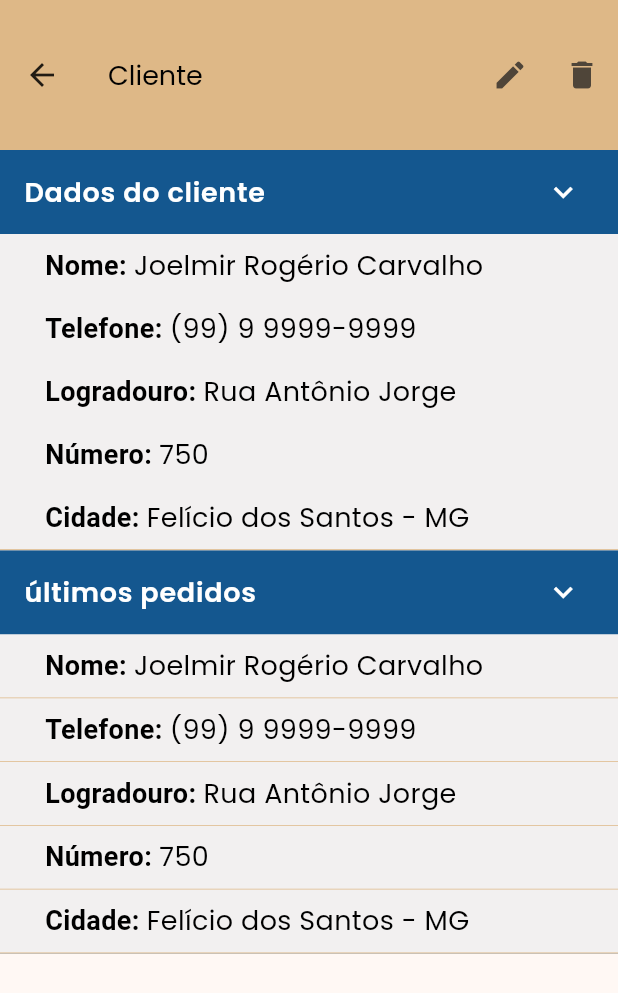
After one commit to Jo-Analyst/js-budget, a Flutter app: the ClientListPage screen opened by its route, after a tap on "João", on a phone screen of 412 x 824 dp. The commit adds this screen. Shown: the top 993 px of the screen. Run offline on Flutter 3.47's test engine with Material 3 defaults, Android fonts, the phone set to English and light mode, and no system bars; our stand-ins replace animated_text_kit, font_awesome_flutter, mask_text_input_formatter, sqflite; accounts and stored records are empty.

Commit message:
criando detalhes do cliente

```diff
--- a/lib/main.dart
+++ b/lib/main.dart
@@ -1,5 +1,6 @@
 import 'package:flutter/material.dart';
 import 'package:js_budget/src/app/app.dart';
+import 'package:js_budget/src/pages/client/client_detail_page.dart';
 import 'package:js_budget/src/pages/client/client_registration_page.dart';
 import 'package:js_budget/src/pages/client/clients_list_page.dart';
 import 'package:js_budget/src/pages/home/budget_details/budget_details_page.dart';
@@ -28,6 +29,7 @@ class MyApp extends StatelessWidget {
         RouterPage.summary: (_) => const SummaryPage(),
         RouterPage.clients: (_) => const ClientListPage(),
         RouterPage.registerClients: (_) => const ClientRegistrationPage(),
+        RouterPage.clientDetail: (_) => const ClientDetailPage(),
       },
     );
   }
--- /dev/null
+++ b/lib/src/pages/client/client_detail_page.dart
@@ -0,0 +1,108 @@
+import 'package:flutter/material.dart';
+import 'package:js_budget/src/pages/client/widgets/row_data_widget.dart';
+import 'package:js_budget/src/pages/menu/widgets/custom_expansion_tile.dart';
+import 'package:js_budget/src/themes/light_theme.dart';
+
+class ClientDetailPage extends StatelessWidget {
+  const ClientDetailPage({super.key});
+
+  @override
+  Widget build(BuildContext context) {
+    return Scaffold(
+      appBar: AppBar(
+        title: const Text('Cliente'),
+        actions: [
+          IconButton(
+            tooltip: 'Editar',
+            onPressed: () {},
+            icon: const Icon(
+              Icons.edit,
+            ),
+          ),
+          IconButton(
+            tooltip: 'Excluir',
+            onPressed: () {},
+            icon: const Icon(
+              Icons.delete,
+            ),
+          ),
+        ],
+      ),
+      body: const SingleChildScrollView(
+        child: Column(
+          crossAxisAlignment: CrossAxisAlignment.stretch,
+          children: [
+            CustomExpansionTileWidget(
+              color: Color.fromARGB(255, 20, 87, 143),
+              iconColor: Colors.white,
+              titleColor: Colors.white,
+              initiallyExpanded: true,
+              title: "Dados do cliente",
+              children: [
+                Column(
+                  crossAxisAlignment: CrossAxisAlignment.start,
+                  children: [
+                    RowDataWidget(
+                      title: "Nome",
+                      text: 'Joelmir Rogério Carvalho',
+                    ),
+                    RowDataWidget(
+                      title: "Telefone",
+                      text: '(99) 9 9999-9999',
+                    ),
+                    RowDataWidget(
+                      title: "Logradouro",
+                      text: 'Rua Antônio Jorge',
+                    ),
+                    RowDataWidget(
+                      title: "Número",
+                      text: '750',
+                    ),
+                    RowDataWidget(
+                      title: "Cidade",
+                      text: 'Felício dos Santos - MG',
+                    ),
+                  ],
+                ),
+              ],
+            ),
+            Column(
+              crossAxisAlignment: CrossAxisAlignment.start,
+              children: [
+                CustomExpansionTileWidget(
+                  color: Color.fromARGB(255, 20, 87, 143),
+                  iconColor: Colors.white,
+                  titleColor: Colors.white,
+                  initiallyExpanded: true,
+                  title: 'últimos pedidos',
+                  children: [
+                    RowDataWidget(
+                      title: "Nome",
+                      text: 'Joelmir Rogério Carvalho',
+                    ),
+                    RowDataWidget(
+                      title: "Telefone",
+                      text: '(99) 9 9999-9999',
+                    ),
+                    RowDataWidget(
+                      title: "Logradouro",
+                      text: 'Rua Antônio Jorge',
+                    ),
+                    RowDataWidget(
+                      title: "Número",
+                      text: '750',
+                    ),
+                    RowDataWidget(
+                      title: "Cidade",
+                      text: 'Felício dos Santos - MG',
+                    ),
+                  ],
+                ),
+              ],
+            )
+          ],
+        ),
+      ),
+    );
+  }
+}
--- /dev/null
+++ b/lib/src/pages/client/client_form_controller.dart
@@ -0,0 +1,20 @@
+import 'package:flutter/material.dart';
+import 'package:js_budget/src/pages/client/client_registration_page.dart';
+
+mixin ClientFormController on State<ClientRegistrationPage> {
+  final nameEC = TextEditingController();
+  final phoneEC = TextEditingController();
+  final streetAddressEC = TextEditingController();
+  final numberAddressEC = TextEditingController();
+  final cityEC = TextEditingController();
+  final stateEC = TextEditingController();
+
+  void disposeForm() {
+    nameEC.dispose();
+    phoneEC.dispose();
+    streetAddressEC.dispose();
+    numberAddressEC.dispose();
+    cityEC.dispose();
+    stateEC.dispose();
+  }
+}
--- a/lib/src/pages/client/client_registration_page.dart
+++ b/lib/src/pages/client/client_registration_page.dart
@@ -1,11 +1,24 @@
 import 'package:flutter/material.dart';
 import 'package:flutter/services.dart';
+import 'package:js_budget/src/pages/client/client_form_controller.dart';
 import 'package:js_budget/src/themes/light_theme.dart';
 import 'package:js_budget/src/utils/upper_case_text_formatter.dart';
 import 'package:mask_text_input_formatter/mask_text_input_formatter.dart';
 
-class ClientRegistrationPage extends StatelessWidget {
+class ClientRegistrationPage extends StatefulWidget {
   const ClientRegistrationPage({super.key});
+
+  @override
+  State<ClientRegistrationPage> createState() => _ClientRegistrationPageState();
+}
+
+class _ClientRegistrationPageState extends State<ClientRegistrationPage>
+    with ClientFormController {
+  @override
+  void dispose() {
+    super.dispose();
+    disposeForm();
+  }
 
   @override
   Widget build(BuildContext context) {
@@ -20,6 +33,7 @@ class ClientRegistrationPage extends StatelessWidget {
             crossAxisAlignment: CrossAxisAlignment.stretch,
             children: [
               TextFormField(
+                controller: nameEC,
                 onTapOutside: (_) => FocusScope.of(context).unfocus(),
                 keyboardType: TextInputType.name,
                 maxLength: 100,
@@ -32,6 +46,7 @@ class ClientRegistrationPage extends StatelessWidget {
                 ],
               ),
               TextFormField(
+                controller: phoneEC,
                 onTapOutside: (_) => FocusScope.of(context).unfocus(),
                 keyboardType: TextInputType.phone,
                 decoration: const InputDecoration(labelText: 'Seu telefone'),
@@ -44,6 +59,7 @@ class ClientRegistrationPage extends StatelessWidget {
                   Expanded(
                     flex: 3,
                     child: TextFormField(
+                      controller: streetAddressEC,
                       onTapOutside: (_) => FocusScope.of(context).unfocus(),
                       maxLength: 100,
                       keyboardType: TextInputType.streetAddress,
@@ -55,6 +71,7 @@ class ClientRegistrationPage extends StatelessWidget {
                   Expanded(
                     flex: 1,
                     child: TextFormField(
+                      controller: numberAddressEC,
                       onTapOutside: (_) => FocusScope.of(context).unfocus(),
                       maxLength: 20,
                       keyboardType: TextInputType.number,
@@ -69,6 +86,7 @@ class ClientRegistrationPage extends StatelessWidget {
                   Expanded(
                     flex: 3,
                     child: TextFormField(
+                      controller: cityEC,
                       onTapOutside: (_) => FocusScope.of(context).unfocus(),
                       maxLength: 100,
                       decoration: const InputDecoration(labelText: 'Cidade'),
@@ -78,6 +96,7 @@ class ClientRegistrationPage extends StatelessWidget {
                   Expanded(
                     flex: 1,
                     child: TextFormField(
+                      controller: stateEC,
                       onTapOutside: (_) => FocusScope.of(context).unfocus(),
                       maxLength: 2,
                       inputFormatters: [UpperCaseTextFormatter()],
--- a/lib/src/pages/client/clients_list_page.dart
+++ b/lib/src/pages/client/clients_list_page.dart
@@ -188,7 +188,9 @@ class _ClientListPageState extends State<ClientListPage> {
                                 color: theme.colorScheme.primary,
                               ),
                             ),
-                            onPressed: () {},
+                            onPressed: () {
+                              Navigator.pushNamed(context, '/register-client');
+                            },
                             icon: const Icon(
                               Icons.add,
                               color: Colors.black,
@@ -207,9 +209,22 @@ class _ClientListPageState extends State<ClientListPage> {
                         .map((client) => Column(
                               children: [
                                 ListTile(
+                                  splashColor: Colors.transparent,
+                                  onTap: () {
+                                    Navigator.of(context)
+                                        .pushNamed('/client-detail');
+                                  },
                                   leading: const Icon(Icons.person),
-                                  title: Text(client.name),
-                                  subtitle: Text(client.phone ?? ''),
+                                  title: Text(
+                                    client.name,
+                                    style: textStyleSmallDefault,
+                                  ),
+                                  subtitle: Text(
+                                    client.phone ?? '',
+                                    style: TextStyle(
+                                      fontSize: textStyleSmallDefault.fontSize,
+                                    ),
+                                  ),
                                   trailing: const Icon(
                                     Icons.keyboard_arrow_right,
                                   ),
--- /dev/null
+++ b/lib/src/pages/client/widgets/row_data_widget.dart
@@ -0,0 +1,38 @@
+// ignore_for_file: public_member_api_docs, sort_constructors_first
+import 'package:flutter/material.dart';
+import 'package:js_budget/src/themes/light_theme.dart';
+
+class RowDataWidget extends StatelessWidget {
+  final String title;
+  final String text;
+  const RowDataWidget({
+    Key? key,
+    required this.title,
+    required this.text,
+  }) : super(key: key);
+
+  @override
+  Widget build(BuildContext context) {
+    return Padding(
+      padding: const EdgeInsets.symmetric(horizontal: 15, vertical: 8),
+      child: Row(
+        children: [
+          Text.rich(
+            TextSpan(
+              children: [
+                TextSpan(
+                  text: '$title: ',
+                  style: const TextStyle(
+                    fontWeight: FontWeight.w600,
+                  ),
+                ),
+                TextSpan(text: text),
+              ],
+              style: textStyleSmallDefault,
+            ),
+          ),
+        ],
+      ),
+    );
+  }
+}
--- a/lib/src/pages/menu/widgets/custom_expansion_tile.dart
+++ b/lib/src/pages/menu/widgets/custom_expansion_tile.dart
@@ -1,16 +1,23 @@
+// ignore_for_file: public_member_api_docs, sort_constructors_first
 import 'package:flutter/material.dart';
 
 import 'package:js_budget/src/themes/light_theme.dart';
 
 class CustomExpansionTileWidget extends StatefulWidget {
   final String title;
+  final Color? titleColor;
   final Icon? icon;
+  final Color? iconColor;
+  final Color? color;
   final List<Widget>? children;
   final bool initiallyExpanded;
   const CustomExpansionTileWidget({
     Key? key,
     required this.title,
+    this.titleColor,
     this.icon,
+    this.iconColor,
+    this.color,
     this.children,
     this.initiallyExpanded = false,
   }) : super(key: key);
@@ -59,6 +66,8 @@ class _CustomExpansionTileWidgetState extends State<CustomExpansionTileWidget>
                 }
               });
             },
+            child: Container(
+              color: widget.color,
               child: ListTile(
                 leading: widget.icon,
                 title: Text(
@@ -66,13 +75,17 @@ class _CustomExpansionTileWidgetState extends State<CustomExpansionTileWidget>
                   style: TextStyle(
                     fontFamily: textStyleSmallDefault.fontFamily,
                     fontSize: textStyleSmallDefault.fontSize,
-                    fontWeight: FontWeight.w600),
+                    fontWeight: FontWeight.w600,
+                    color: widget.titleColor,
+                  ),
                 ),
                 trailing: RotationTransition(
                   turns: Tween(begin: 0.0, end: 0.50).animate(_controller),
-                child: const Icon(
+                  child: Icon(
                     Icons.keyboard_arrow_down,
+                    color: widget.iconColor,
                     size: 25,
+                  ),
                 ),
               ),
             ),
--- a/lib/src/routes/route.dart
+++ b/lib/src/routes/route.dart
@@ -5,4 +5,5 @@ class RouterPage {
   static const summary = '/summary';
   static const clients = '/clients';
   static const registerClients = '/register-client';
+  static const clientDetail = '/client-detail';
 }
```
Lines whose indentation alone changed are shown as unchanged.
